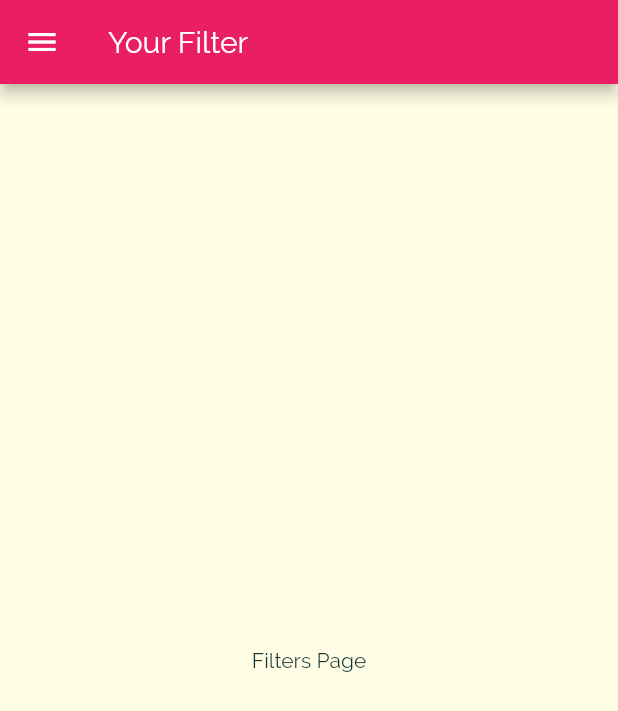
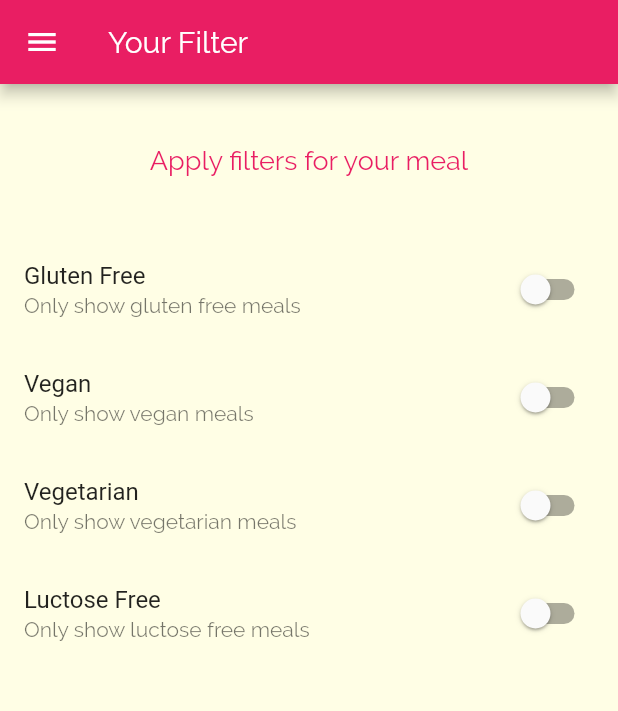
Before and after one commit to nicks101/DeliMeals_app, a Flutter app: the FiltersScreen screen opened by its route, on a phone screen of 412 x 824 dp. Shown: the top 711 px of the screen. Run offline on Flutter 3.47's test engine with Material 2 defaults, Android fonts, the phone set to English and light mode, and no system bars.

Commit message:
filter screen UI

```diff
--- a/lib/screens/filters_screen.dart
+++ b/lib/screens/filters_screen.dart
@@ -2,8 +2,31 @@ import 'package:flutter/material.dart';
 
 import '../widgets/main_drawer.dart';
 
-class FiltersScreen extends StatelessWidget {
-static const routeName = '/fliters_screen';
+class FiltersScreen extends StatefulWidget {
+  static const routeName = '/fliters_screen';
+
+  @override
+  _FiltersScreenState createState() => _FiltersScreenState();
+}
+
+class _FiltersScreenState extends State<FiltersScreen> {
+  bool _isGlutenFree = false;
+  bool _isVegan = false;
+  bool _isVegetarian = false;
+  bool _isLuctoseFree = false;
+
+  Widget _buildSwitchListTile(
+    String title,
+    String subtitle,
+    bool currentValue,
+    Function changeSwitch,
+  ) {
+    return SwitchListTile(
+        title: Text(title),
+        subtitle: Text(subtitle),
+        value: currentValue,
+        onChanged: changeSwitch);
+  }
 
   @override
   Widget build(BuildContext context) {
@@ -12,8 +35,59 @@ static const routeName = '/fliters_screen';
         title: Text('Your Filter'),
       ),
       drawer: MainDrawer(),
-      body: Center(
-        child: Text('Filters Page'),
+      body: Column(
+        children: <Widget>[
+          Container(
+            padding: const EdgeInsets.all(40),
+            child: Text(
+              'Apply filters for your meal',
+              style: TextStyle(
+                color: Theme.of(context).primaryColor,
+                fontSize: 18,
+              ),
+            ),
+          ),
+          _buildSwitchListTile(
+            'Gluten Free',
+            'Only show gluten free meals',
+            _isGlutenFree,
+            (newValue) {
+              setState(() {
+                _isGlutenFree = newValue;
+              });
+            },
+          ),
+          _buildSwitchListTile(
+            'Vegan',
+            'Only show vegan meals',
+            _isVegan,
+            (newValue) {
+              setState(() {
+                _isVegan = newValue;
+              });
+            },
+          ),
+          _buildSwitchListTile(
+            'Vegetarian',
+            'Only show vegetarian meals',
+            _isVegetarian,
+            (newValue) {
+              setState(() {
+                _isVegetarian = newValue;
+              });
+            },
+          ),
+          _buildSwitchListTile(
+            'Luctose Free',
+            'Only show luctose free meals',
+            _isLuctoseFree,
+            (newValue) {
+              setState(() {
+                _isLuctoseFree = newValue;
+              });
+            },
+          ),
+        ],
       ),
     );
   }
```
